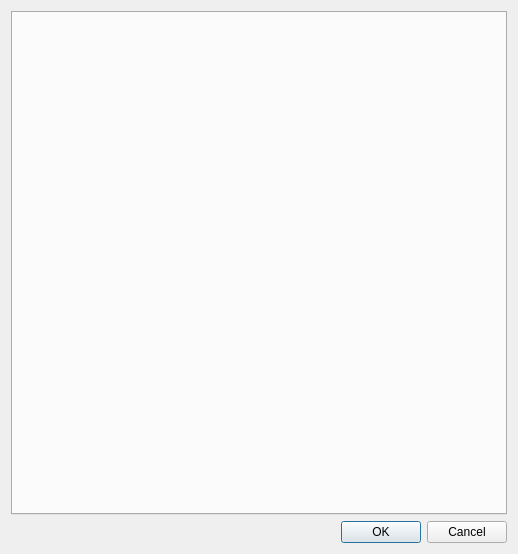
This is client/src/ui/dialogs/system_administration_dialog.ui in networkoptix/nx_open as Qt 5 draws it before an edit. The edited form follows.
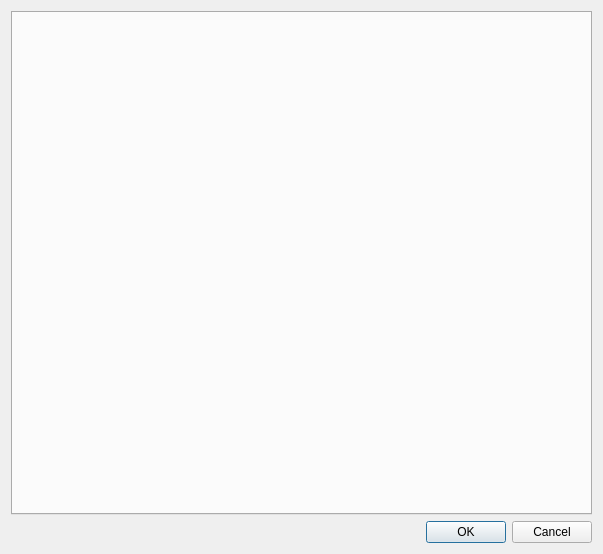
This is the edited form.

Commit message:
(Issue #3900) :  System Administration always suggest to save something:-)
<==== Mercurial data ====>
Branch: master

What changed in the file:
```diff
--- a/client/src/ui/dialogs/system_administration_dialog.ui
+++ b/client/src/ui/dialogs/system_administration_dialog.ui
@@ -6,7 +6,7 @@
    <rect>
     <x>0</x>
     <y>0</y>
-    <width>518</width>
+    <width>603</width>
     <height>554</height>
    </rect>
   </property>
```
The commit also changes 2 other files.
